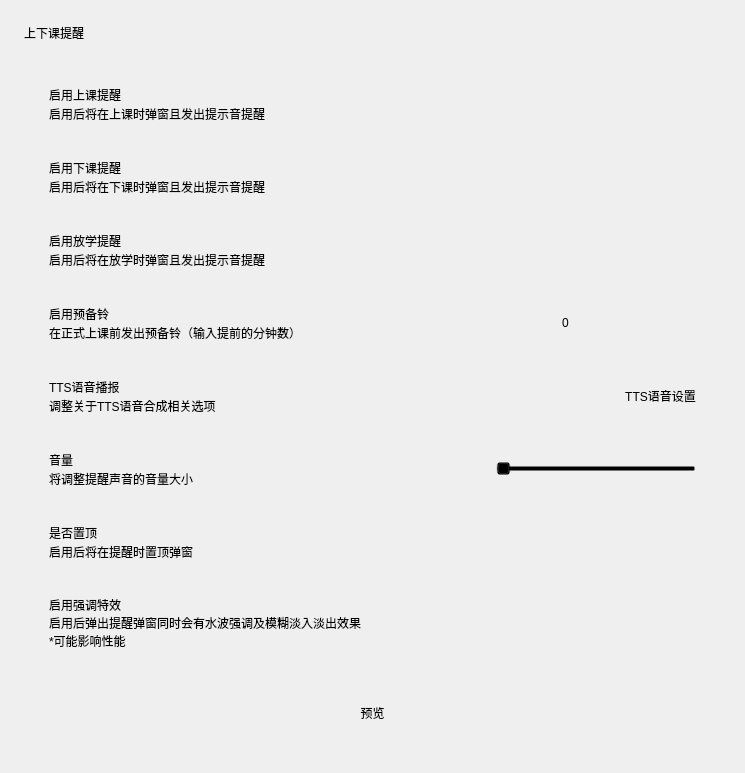
Above: view/menu/sound.ui from xuanxuan1231/Class-Widgets before the change. Below: the same form after it.
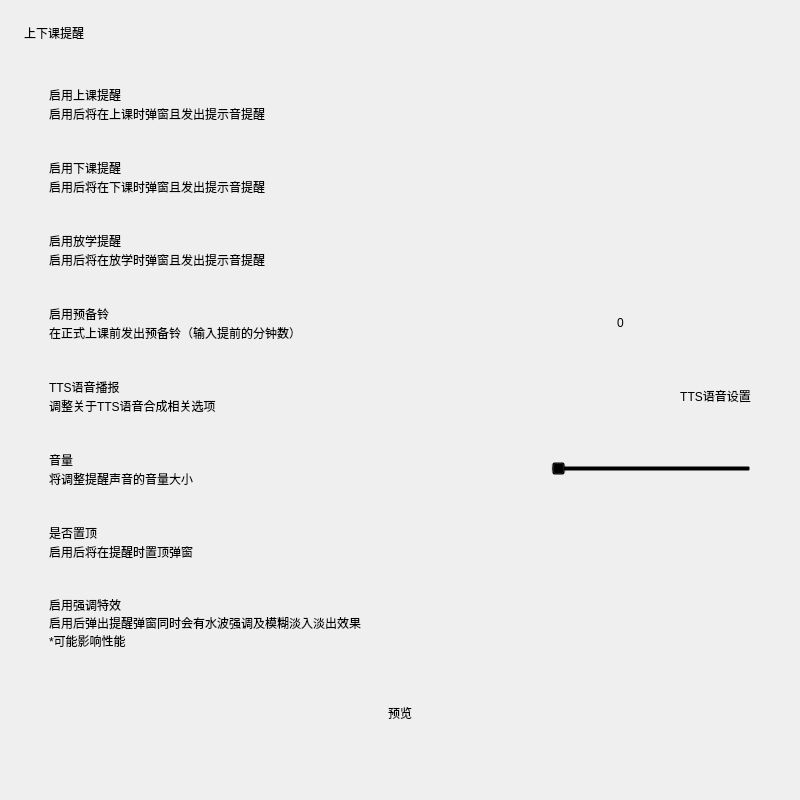
That is the form after the change. Custom widgets are drawn as their Qt base class.

What changed in the file:
```diff
--- a/view/menu/sound.ui
+++ b/view/menu/sound.ui
@@ -6,8 +6,8 @@
    <rect>
     <x>0</x>
     <y>0</y>
-    <width>745</width>
-    <height>773</height>
+    <width>800</width>
+    <height>800</height>
    </rect>
   </property>
   <property name="sizePolicy">
```
